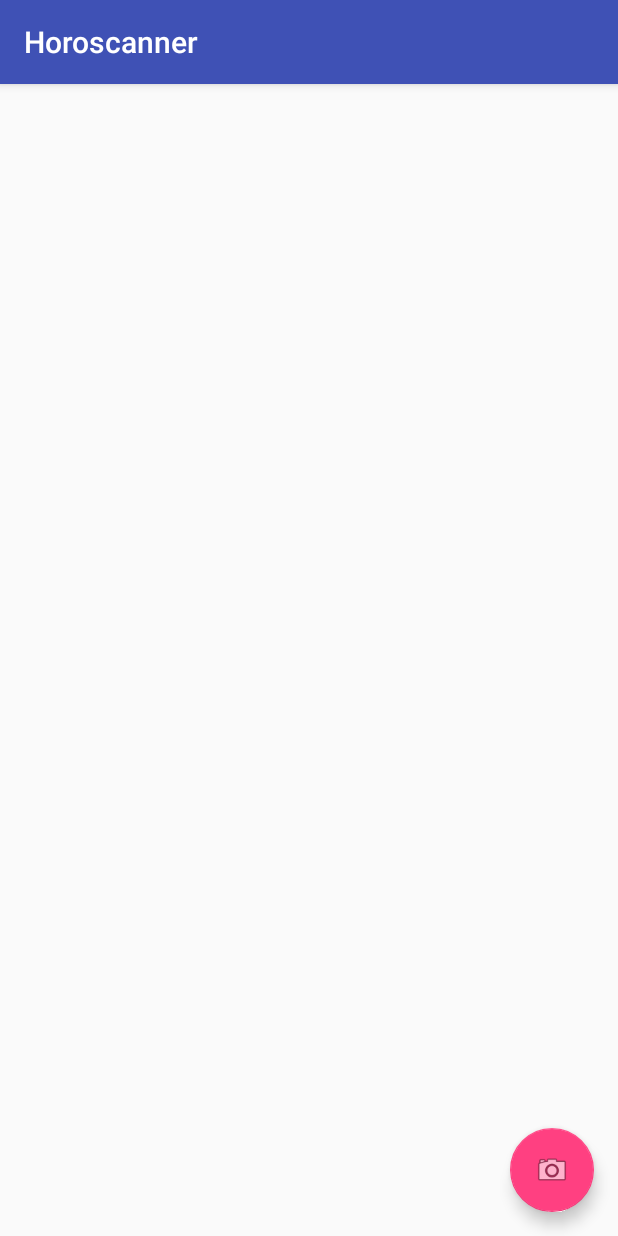
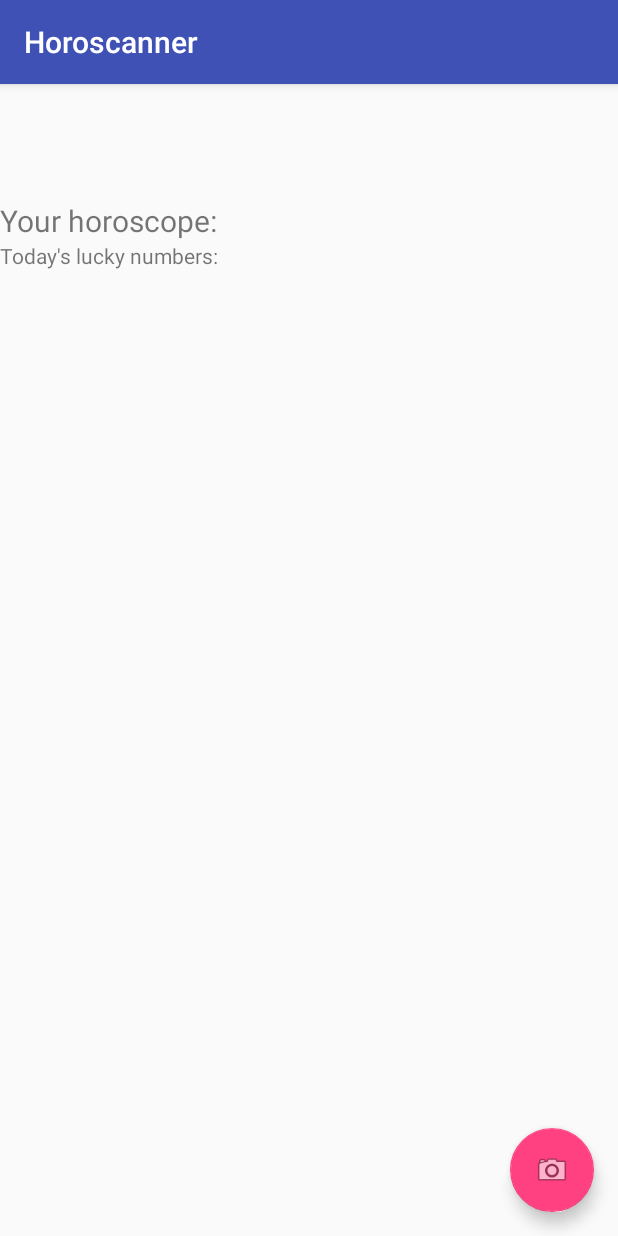
Before and after one commit to Ampersandnz/Horoscanner, an Android app: the screen it shows after launch (MainActivity), on a phone screen of 412 x 824 dp. Run offline under Robolectric (Android 15) with nearby library versions, the phone set to English and light mode, and no system bars; libraries missing offline, so code that uses them is left out: com.google.android.gms.

Commit message:
Started reworking the UI, attempted to move processing to a background thread (but ran into problems, will fix later).

```diff
--- a/app/src/main/java/com/android/michaello/horoscanner/MainActivity.java
+++ b/app/src/main/java/com/android/michaello/horoscanner/MainActivity.java
@@ -21,17 +21,16 @@ import com.google.android.gms.vision.face.Face;
 
 public class MainActivity extends AppCompatActivity {
     private static final int REQUEST_TAKE_PHOTO = 1;
+    private FaceScanner _scanner;
+    private Face _lastFace;
+    private String _currentPhotoPath;
+    private float _scaleFactorX;
+    private float _scaleFactorY;
     private TextView _numView;
     private TextView _numView2;
     private TextView _txtView;
     private TextView _txtView2;
     private ImageView _imageView;
-    //TODO: Add an ImageView for a solid colour block
-    private FaceScanner _scanner;
-    private Face _lastFace;
-    private String _currentPhotoPath;
-    private float _scaleFactorX;
-    private float _scaleFactorY;
 
     @Override
     protected void onCreate(Bundle savedInstanceState) {
@@ -57,10 +56,6 @@ public class MainActivity extends AppCompatActivity {
             default:
                 _scanner = null;
                 _lastFace = null;
-                _txtView.setText(R.string.error_no_scanner);
-                _txtView2.setText("");
-                _numView.setText("");
-                _numView2.setText("");
         }
     }
 
@@ -81,14 +76,13 @@ public class MainActivity extends AppCompatActivity {
     @Override
     protected void onActivityResult(int requestCode, int resultCode, Intent data) {
         if (requestCode == REQUEST_TAKE_PHOTO && resultCode == Activity.RESULT_OK) {
+            //TODO: Do this in a background task somehow
             _scanner = new FaceScanner(getApplicationContext());
             _lastFace = _scanner.scan(Utility.getBitmapFromFile(_currentPhotoPath));
 
             if (_lastFace != null) {
-                setImage(_currentPhotoPath);
                 displayResults();
             } else {
-                setImage(null);
                 displayResults();
             }
         }
@@ -140,7 +134,7 @@ public class MainActivity extends AppCompatActivity {
             bmOptions.inSampleSize = scaleFactor;
             bmOptions.inMutable = true;
 
-            Bitmap bitmap = BitmapFactory.decodeFile(filePath, bmOptions);
+            final Bitmap bitmap = BitmapFactory.decodeFile(filePath, bmOptions);
             _scaleFactorX = (float) bitmap.getWidth() / (float) photoW;
             _scaleFactorY = (float) bitmap.getHeight() / (float) photoH;
 
@@ -160,19 +154,16 @@ public class MainActivity extends AppCompatActivity {
             numString2 = "";
         } else {
             txtString = "Object: " + _lastFace.toString();
-            txtString2 = "Hashed value: " + _lastFace.hashCode();
+            txtString2 = "HashCode: " + _lastFace.hashCode();
             numString = "Size: " + _lastFace.getWidth() + " x " + _lastFace.getHeight();
             numString2 = "Coordinates: (" + _lastFace.getPosition().x + ", " + _lastFace.getPosition().y + ")";
         }
+
+        setImage(_currentPhotoPath);
 
         _numView.setText(numString);
         _numView2.setText(numString2);
         _txtView.setText(txtString);
         _txtView2.setText(txtString2);
-        //TODO: _colorView.setColor(result.getColor());
     }
 }
-
-//TODO: Hash the facial features in some way (hopefully will be reasonably consistent across multiple photos)
-//Or at least investigate how face.HashCode() is generated
-//TODO: Move the scanning into a background thread to prevent the ~.5 second UI freeze that is currently occurring when a photo is taken
--- a/app/src/main/res/layout/content_main.xml
+++ b/app/src/main/res/layout/content_main.xml
@@ -40,4 +40,80 @@
         android:layout_width="wrap_content"
         android:layout_height="wrap_content"
         android:text="" />
+
+    <TextView
+        android:id="@+id/txt_results_title"
+        android:layout_width="wrap_content"
+        android:layout_height="wrap_content"
+        android:textSize="20sp"
+        android:text="@string/txt_results_title" />
+
+    <!--android:visibility="invisible"-->
+    <!--TODO: Make invisible initially, and show after results have been generated-->
+
+    <LinearLayout
+        android:id="@+id/layout_results"
+        android:layout_width="match_parent"
+        android:layout_height="match_parent"
+        android:orientation="vertical">
+
+        <LinearLayout
+            android:id="@+id/layout_results_numbers"
+            android:layout_width="match_parent"
+            android:layout_height="match_parent"
+            android:orientation="horizontal">
+
+            <TextView
+                android:id="@+id/txt_luckyNums_label"
+                android:layout_width="wrap_content"
+                android:layout_height="wrap_content"
+                android:text="@string/txt_luckyNums_label" />
+
+            <TextView
+                android:id="@+id/txt_luckyNums_numbers"
+                android:layout_width="wrap_content"
+                android:layout_height="wrap_content"
+                android:text="" />
+        </LinearLayout>
+
+        <LinearLayout
+            android:id="@+id/layout_results_text"
+            android:layout_width="match_parent"
+            android:layout_height="match_parent"
+            android:orientation="horizontal">
+
+            <TextView
+                android:id="@+id/txt_advice_label"
+                android:layout_width="wrap_content"
+                android:layout_height="wrap_content"
+                android:text="@string/txt_advice_label" />
+
+            <TextView
+                android:id="@+id/txt_advice_text"
+                android:layout_width="wrap_content"
+                android:layout_height="wrap_content"
+                android:text="" />
+        </LinearLayout>
+
+        <LinearLayout
+            android:id="@+id/layout_results_colour"
+            android:layout_width="match_parent"
+            android:layout_height="match_parent"
+            android:orientation="horizontal">
+
+            <TextView
+                android:id="@+id/txt_colour_label"
+                android:layout_width="wrap_content"
+                android:layout_height="wrap_content"
+                android:text="@string/txt_colour_label" />
+
+            <!--TODO: Change this to show the colour itself-->
+
+            <TextView
+                android:id="@+id/txt_colour_text"
+                android:layout_width="wrap_content"
+                android:layout_height="wrap_content"
+                android:text="" />
+        </LinearLayout>
+    </LinearLayout>
 </LinearLayout>
--- a/app/src/main/res/values/strings.xml
+++ b/app/src/main/res/values/strings.xml
@@ -10,5 +10,10 @@
     <string name="error_no_scanner">No scanner of this type exists.</string>
     <string name="error_no_face">No faces found in image.</string>
 
+    <string name="txt_results_title">Your horoscope:</string>
+    <string name="txt_luckyNums_label">Today\'s lucky numbers:</string>
+    <string name="txt_advice_label">Advice for the day:</string>
+    <string name="txt_colour_label">Colour of the day:</string>
+
     <string name="img_photo">The most recent photo scanned</string>
 </resources>
```
